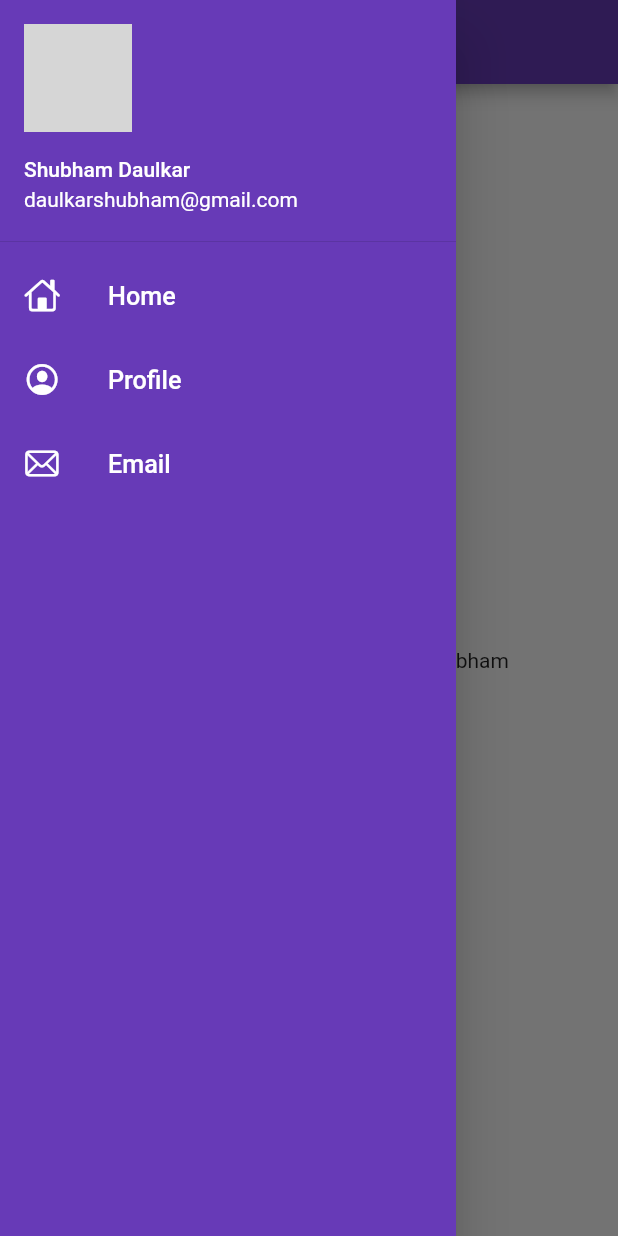
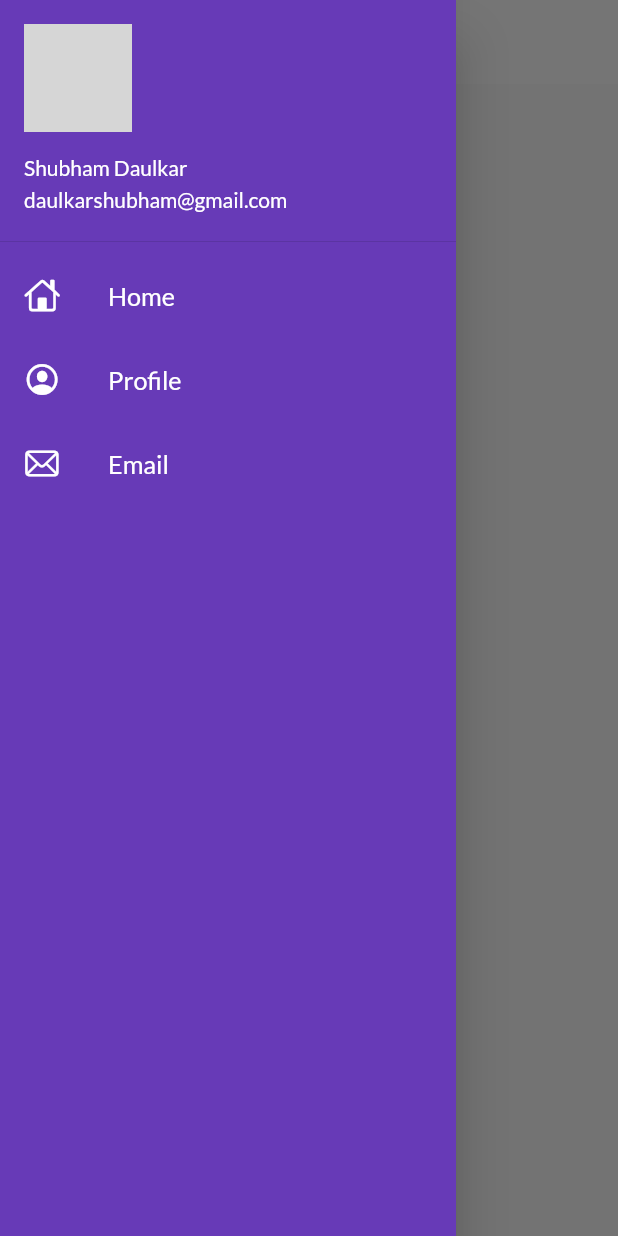
Before and after one commit to Shubh2003/flutter_catalog, a Flutter app: the screen it shows after launch, with the side drawer open, on a phone screen of 412 x 824 dp. Run offline on Flutter 3.47's test engine with Material 2 defaults, Android fonts, the phone set to English and light mode, and no system bars; our stand-ins replace google_fonts; network calls fail; grey boxes are pictures that could not be loaded.

Commit message:
day11Completed

```diff
--- a/lib/main.dart
+++ b/lib/main.dart
@@ -1,7 +1,8 @@
 import 'package:flutter/material.dart';
 import 'package:flutter_catalog/pages/home_page.dart';
 import 'package:flutter_catalog/utils/routes.dart';
-import 'package:google_fonts/google_fonts.dart';
+import 'package:flutter_catalog/widgets/themes.dart';
+
 import 'package:flutter_catalog/pages/login_page.dart';
 
 
@@ -14,21 +15,18 @@ class MyApp extends StatelessWidget {
 
   @override
   Widget build(BuildContext context) {
-
-    return  MaterialApp(
+    return MaterialApp(
       themeMode: ThemeMode.light,
-      theme: ThemeData(primarySwatch: Colors.deepPurple),
-      darkTheme: ThemeData(
-        brightness: Brightness.dark,
-        fontFamily: GoogleFonts.lato().fontFamily,
-        ),
-        debugShowCheckedModeBanner: false,
+      theme:MyTheme.LightTheme(context),
+      darkTheme: MyTheme.darkTheme(context),
+      debugShowCheckedModeBanner: false,
       initialRoute: MyRoutes.homeRoute,
       routes: {
-        "/" : (context) => Loginpage(),
-        MyRoutes.homeRoute: (context) =>  HomePage(),
-        MyRoutes.loginRoute: (context) => Loginpage()
+        "/": (context) => Loginpage(),
+        MyRoutes.homeRoute: (context) =>HomePage(),
+         MyRoutes.loginRoute: (context) =>Loginpage(),
       },
     );
+
   }
 }
--- a/lib/pages/home_page.dart
+++ b/lib/pages/home_page.dart
@@ -13,11 +13,9 @@ class HomePage extends StatelessWidget {
         title:  const Text("Catalog App"),
       ),
       body: Center(
-        child:  Text("Welcome  to $days days of flutter by $name"),
+        child:  Text(context.runtimeType.toString()),
       ),
       drawer:  MyDrawer(),
     );
-
-
   }
 }
--- a/lib/widgets/drawer.dart
+++ b/lib/widgets/drawer.dart
@@ -1,5 +1,6 @@
 import 'package:flutter/cupertino.dart';
 import 'package:flutter/material.dart';
+import 'package:google_fonts/google_fonts.dart';
 
 class MyDrawer extends StatelessWidget {
   const MyDrawer({super.key});
@@ -7,7 +8,7 @@ class MyDrawer extends StatelessWidget {
   @override
   Widget build(BuildContext context) {
     final imageUrl=
-    "https://www.google.com/search?q=naruto&hl=en&sxsrf=AJOqlzUPRA2HYP0ufpeMtdPVaxE3uVKhSw:1676545187172&source=lnms&tbm=isch&sa=X&ved=2ahUKEwjl7dLC8Zn9AhWc1DgGHdBIBMkQ_AUoAXoECAEQAw&biw=1536&bih=750&dpr=1.25#imgrc=1D2_ML1sUpCF8M";
+    "https://www.google.com/imgres?imgurl=https%3A%2F%2Fstatic1.cbrimages.com%2Fwordpress%2Fwp-content%2Fuploads%2F2020%2F09%2FNaruto-Sage-Mode.jpg&imgrefurl=https%3A%2F%2Fwww.cbr.com%2Fnaruto-every-movie-chronologically%2F&tbnid=sfRPs0pGbsbbxM&vet=12ahUKEwiTj9jD8Zn9AhXRmdgFHVY5DeMQMyggegUIARCnAg..i&docid=YHg41MhMXa7MTM&w=1920&h=960&q=naruto&hl=en&ved=2ahUKEwiTj9jD8Zn9AhXRmdgFHVY5DeMQMyggegUIARCnAg";
     return Drawer(
       child: Container(
         color: Colors.deepPurple,
--- /dev/null
+++ b/lib/widgets/themes.dart
@@ -0,0 +1,19 @@
+import 'package:flutter/material.dart';
+import 'package:flutter/material.dart';
+import 'package:google_fonts/google_fonts.dart';
+
+class MyTheme{
+  static ThemeData  LightTheme(BuildContext context) =>ThemeData(
+        primarySwatch: Colors.deepPurple,
+        fontFamily: GoogleFonts.lato().fontFamily,
+        appBarTheme: AppBarTheme(
+          color: Colors.white,
+          elevation: 0.0,
+          iconTheme: IconThemeData(color: Colors.black), toolbarTextStyle: Theme.of(context).textTheme.bodyText2, titleTextStyle: Theme.of(context).textTheme.headline6,
+        )
+      );
+
+      static ThemeData  darkTheme(BuildContext) =>ThemeData(
+        brightness: Brightness.dark,
+      );
+}
```
